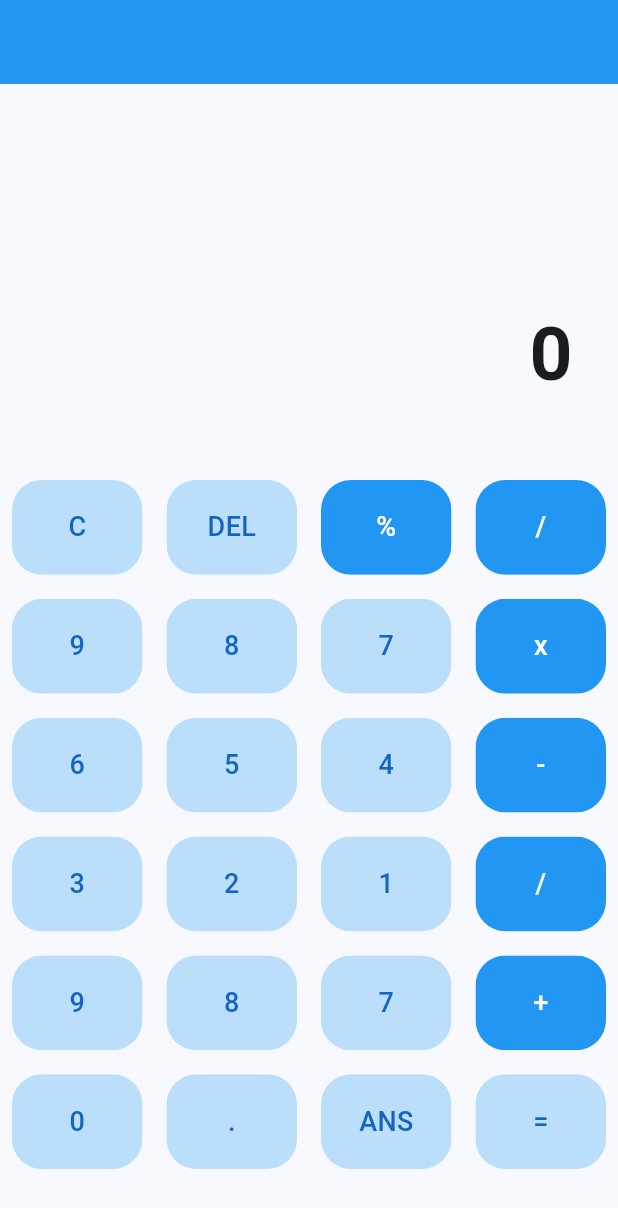
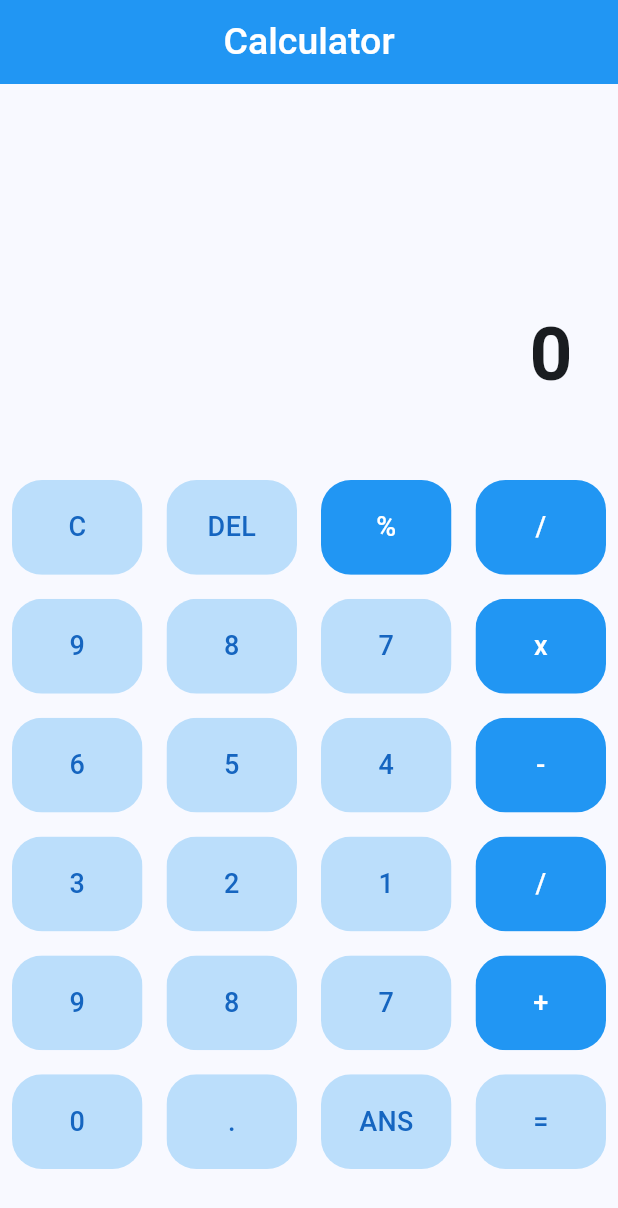
Before and after one commit to Mahendran-Murugan/Calculator-App-Flutter, a Flutter app: the screen it shows after launch, on a phone screen of 412 x 824 dp. Shown: the top 1208 px of the screen. Run offline on Flutter 3.47's test engine with Material 3 defaults, Android fonts, the phone set to English and light mode, and no system bars.

Commit message:
feat: add onTap gesture in Custom Button

```diff
--- a/lib/views/calculatorview.dart
+++ b/lib/views/calculatorview.dart
@@ -10,8 +10,20 @@ class CalculatorView extends StatefulWidget {
 }
 
 class _CalculatorViewState extends State<CalculatorView> {
-  var question = '';
+  var question = '0';
   var answer = '';
+
+  void getUserInput(int index) {
+    setState(() {
+      if (!isOperator(buttons[index])) {
+        if (question[0] == '0' && question.length == 1) {
+          question = buttons[index];
+        } else {
+          question += buttons[index];
+        }
+      }
+    });
+  }
 
   final List<String> buttons = [
     'C',
@@ -44,11 +56,11 @@ class _CalculatorViewState extends State<CalculatorView> {
     return Scaffold(
       appBar: AppBar(
         centerTitle: true,
-        title: Padding(
-          padding: const EdgeInsets.all(20.0),
+        title: const Padding(
+          padding: EdgeInsets.all(20.0),
           child: Text(
-            question,
-            style: const TextStyle(
+            "Calculator",
+            style: TextStyle(
               color: Colors.white,
               fontSize: 25,
               fontWeight: FontWeight.w500,
@@ -63,10 +75,10 @@ class _CalculatorViewState extends State<CalculatorView> {
             child: Container(
               padding: const EdgeInsets.only(bottom: 40, right: 30),
               alignment: Alignment.bottomRight,
-              child: const Text(
-                "0",
+              child: Text(
+                question,
                 textAlign: TextAlign.center,
-                style: TextStyle(
+                style: const TextStyle(
                   fontSize: 50,
                   fontWeight: FontWeight.bold,
                 ),
@@ -83,7 +95,9 @@ class _CalculatorViewState extends State<CalculatorView> {
                     (MediaQuery.of(context).size.height / 2.6),
               ),
               itemBuilder: (context, index) {
-                return CustomButton(
+                return GestureDetector(
+                  onTap: () => getUserInput(index),
+                  child: CustomButton(
                     btnText: buttons[index],
                     color: isOperator(buttons[index])
                         ? Colors.blue
@@ -91,6 +105,7 @@ class _CalculatorViewState extends State<CalculatorView> {
                     textColor: isOperator(buttons[index])
                         ? Colors.white
                         : Colors.blue[800]!,
+                  ),
                 );
               },
             ),
```
Lines whose indentation alone changed are shown as unchanged.
